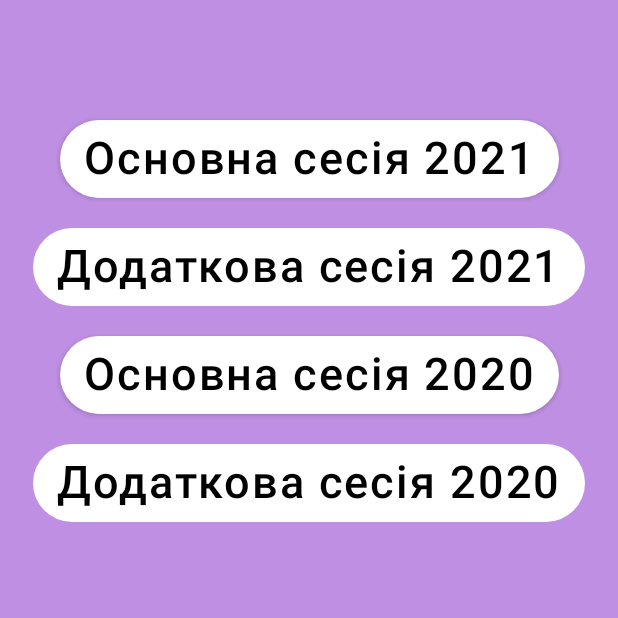
After one commit to IvannaKozak/GeographyApp, an Android app built with Jetpack Compose: the TestScreen screen opened through its navigation route, on a phone screen of 412 x 824 dp, the top half of it. The commit adds this screen. Run offline under Robolectric (Android 15) with nearby library versions, the phone set to English and light mode, and no system bars; our stand-ins replace accompanist.

Commit message:
Some changes on HomeScreen and TestScreen

```diff
--- /dev/null
+++ b/app/src/main/java/com/example/testapp/TestScreen.kt
@@ -0,0 +1,95 @@
+package com.example.testapp
+
+import android.content.res.Configuration.UI_MODE_NIGHT_YES
+import androidx.compose.animation.core.animateFloatAsState
+import androidx.compose.animation.core.tween
+import androidx.compose.foundation.Image
+import androidx.compose.foundation.background
+import androidx.compose.foundation.isSystemInDarkTheme
+import androidx.compose.foundation.layout.*
+import androidx.compose.foundation.shape.RoundedCornerShape
+import androidx.compose.material.Button
+import androidx.compose.material.ButtonDefaults
+import androidx.compose.material.Text
+import androidx.compose.runtime.*
+import androidx.compose.ui.Alignment
+import androidx.compose.ui.Modifier
+import androidx.compose.ui.draw.alpha
+import androidx.compose.ui.graphics.BlendMode.Companion.Screen
+import androidx.compose.ui.graphics.Color
+import androidx.compose.ui.res.painterResource
+import androidx.compose.ui.tooling.preview.Preview
+import androidx.compose.ui.unit.dp
+import androidx.compose.ui.unit.sp
+import androidx.navigation.NavController
+import androidx.navigation.NavHostController
+import com.example.testapp.navigation.Screen
+import kotlinx.coroutines.delay
+
+
+@Composable
+fun TestScreen(){
+    Box(modifier = Modifier
+        .fillMaxSize()
+        .background(if (isSystemInDarkTheme()) Color.Black else Color(0xFFBE8FE2)),
+        contentAlignment = Alignment.TopCenter
+    ) {
+        Column(
+            horizontalAlignment = Alignment.CenterHorizontally) {
+            Spacer(modifier = Modifier.height(80.dp))
+            Button(
+                colors = ButtonDefaults.buttonColors(
+                    backgroundColor = if (isSystemInDarkTheme()) Color.Gray else Color.White,
+                    contentColor = if (isSystemInDarkTheme()) Color.Black else Color.Black),
+                onClick = {},
+                shape = RoundedCornerShape(30.dp)
+            ){
+                Text(text = "Основна сесія 2021", fontSize = 30.sp)
+            }
+            Spacer(modifier = Modifier.height(20.dp))
+            Button(
+                colors = ButtonDefaults.buttonColors(
+                    backgroundColor = if (isSystemInDarkTheme()) Color.Gray else Color.White,
+                    contentColor = if (isSystemInDarkTheme()) Color.Black else Color.Black),
+                onClick = {},
+                shape = RoundedCornerShape(30.dp)
+            ){
+                Text(text = "Додаткова сесія 2021", fontSize = 30.sp)
+            }
+            Spacer(modifier = Modifier.height(20.dp))
+            Button(
+                colors = ButtonDefaults.buttonColors(
+                    backgroundColor = if (isSystemInDarkTheme()) Color.Gray else Color.White,
+                    contentColor = if (isSystemInDarkTheme()) Color.Black else Color.Black),
+                onClick = {},
+                shape = RoundedCornerShape(30.dp)
+            ){
+                Text(text = "Основна сесія 2020", fontSize = 30.sp)
+            }
+            Spacer(modifier = Modifier.height(20.dp))
+            Button(
+                colors = ButtonDefaults.buttonColors(
+                    backgroundColor = if (isSystemInDarkTheme()) Color.Gray else Color.White,
+                    contentColor = if (isSystemInDarkTheme()) Color.Black else Color.Black),
+                onClick = {},
+                shape = RoundedCornerShape(30.dp)
+            ){
+                Text(text = "Додаткова сесія 2020", fontSize = 30.sp)
+            }
+        }
+    }
+}
+
+
+@Composable
+@Preview
+fun TestScreenPreview() {
+    TestScreen()
+}
+
+
+@Composable
+@Preview(uiMode = UI_MODE_NIGHT_YES)
+fun TestScreenDarkPreview() {
+    TestScreen()
+}
--- a/app/src/main/java/com/example/testapp/navigation/NavGraph.kt
+++ b/app/src/main/java/com/example/testapp/navigation/NavGraph.kt
@@ -33,5 +33,8 @@ fun SetupNavGraph(navController: NavHostController) {
         composable(route = Screen.Settings.route){
             SettingsScreen()
         }
+        composable(route = Screen.Test.route){
+            TestScreen()
+        }
     }
 }
--- a/app/src/main/java/com/example/testapp/navigation/Screen.kt
+++ b/app/src/main/java/com/example/testapp/navigation/Screen.kt
@@ -6,4 +6,5 @@ sealed class Screen(val route: String) {
     object Learn: Screen("learn_screen")
     object Progress: Screen("progress_screen")
     object Settings: Screen("settings_screen")
+    object Test: Screen("test_screen")
 }
```
Also changed, not shown: app/src/main/java/com/example/testapp/HomeScreen.kt (+5 -5 lines).
